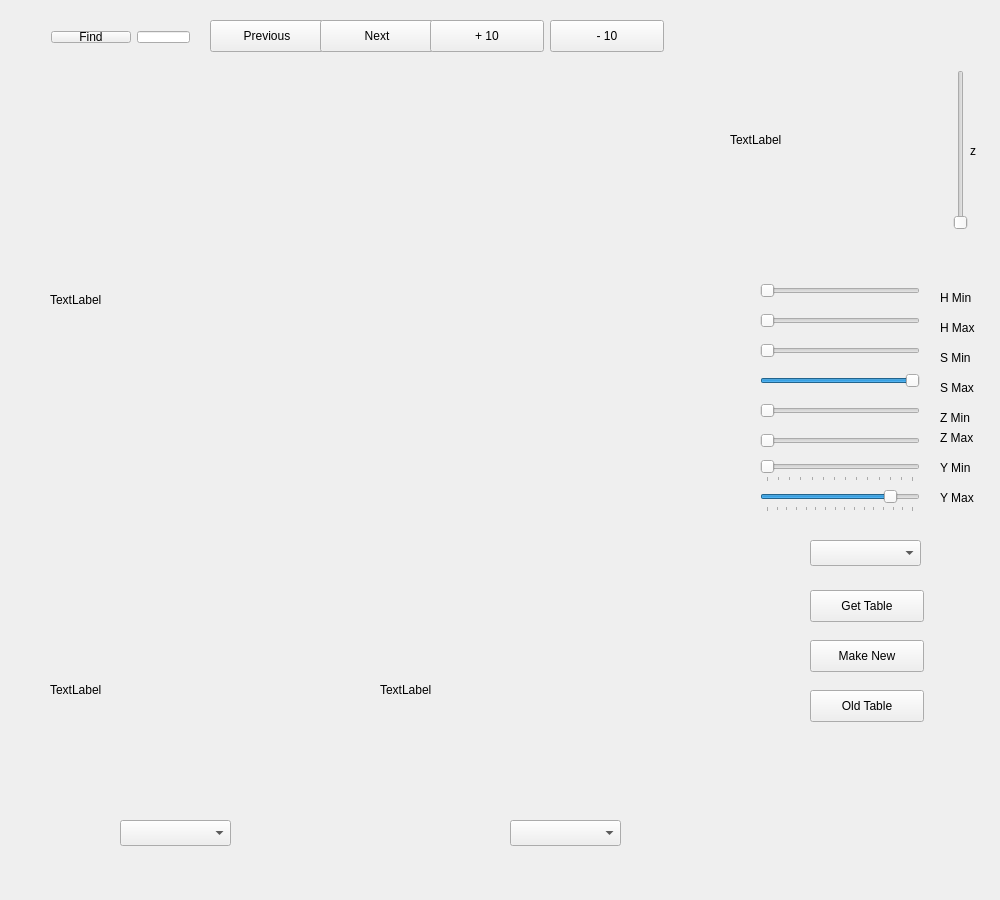
Qt form colorcreator.ui (northern-bites/nbites) before a commit.
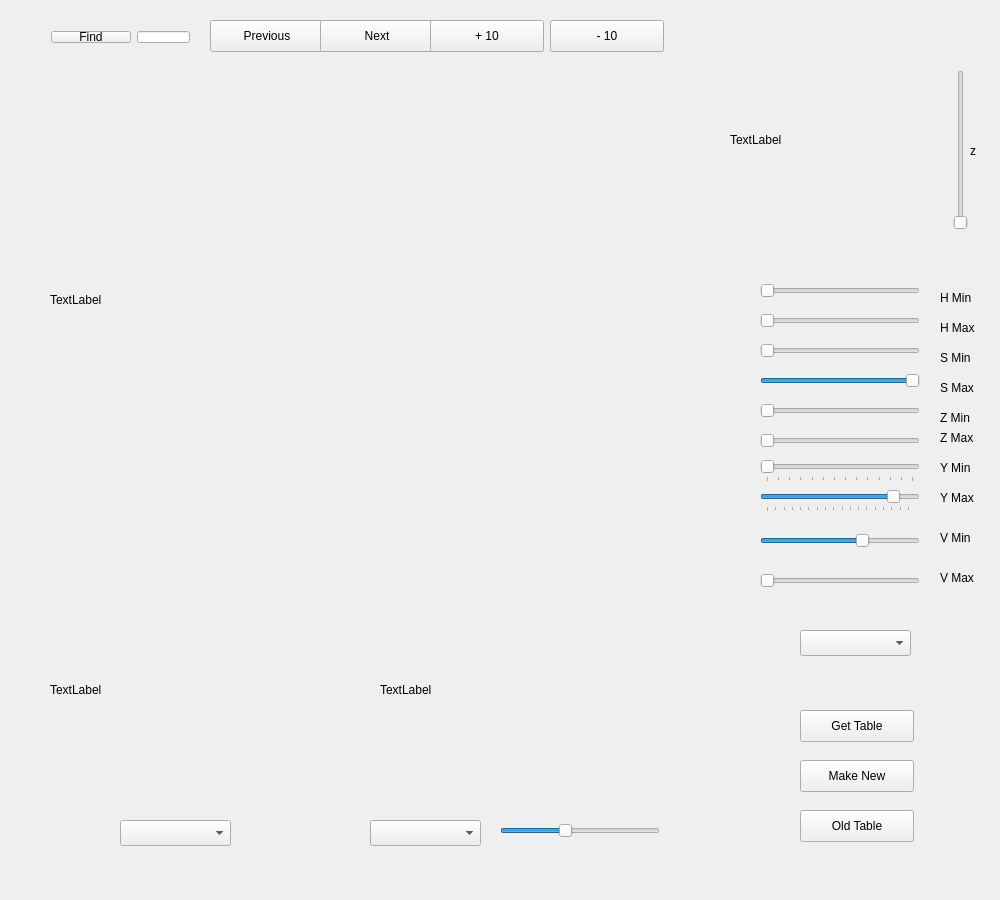
The same form after that commit.

Commit message: Added sliders for V channel.

What changed in the file:
```diff
--- a/colorcreator.ui
+++ b/colorcreator.ui
@@ -160,7 +160,7 @@
     </rect>
    </property>
    <property name="minimum">
-    <number>105</number>
+    <number>80</number>
    </property>
    <property name="maximum">
     <number>255</number>
@@ -197,8 +197,8 @@
   <widget class="QComboBox" name="colorSelect">
    <property name="geometry">
     <rect>
-     <x>810</x>
-     <y>540</y>
+     <x>800</x>
+     <y>630</y>
      <width>111</width>
      <height>26</height>
     </rect>
@@ -376,8 +376,8 @@
   <widget class="QPushButton" name="getColorTable">
    <property name="geometry">
     <rect>
-     <x>810</x>
-     <y>590</y>
+     <x>800</x>
+     <y>710</y>
      <width>114</width>
      <height>32</height>
     </rect>
@@ -411,8 +411,8 @@
   <widget class="QPushButton" name="writeNew">
    <property name="geometry">
     <rect>
-     <x>810</x>
-     <y>640</y>
+     <x>800</x>
+     <y>760</y>
      <width>114</width>
      <height>32</height>
     </rect>
@@ -476,7 +476,7 @@
   <widget class="QComboBox" name="channel">
    <property name="geometry">
     <rect>
-     <x>510</x>
+     <x>370</x>
      <y>820</y>
      <width>111</width>
      <height>26</height>
@@ -486,8 +486,8 @@
   <widget class="QPushButton" name="getOldTable">
    <property name="geometry">
     <rect>
-     <x>810</x>
-     <y>690</y>
+     <x>800</x>
+     <y>810</y>
      <width>114</width>
      <height>32</height>
     </rect>
@@ -496,6 +496,107 @@
     <string>Old Table</string>
    </property>
   </widget>
+  <widget class="QSlider" name="edgeDiff">
+   <property name="geometry">
+    <rect>
+     <x>500</x>
+     <y>820</y>
+     <width>160</width>
+     <height>22</height>
+    </rect>
+   </property>
+   <property name="maximum">
+    <number>30</number>
+   </property>
+   <property name="sliderPosition">
+    <number>12</number>
+   </property>
+   <property name="orientation">
+    <enum>Qt::Horizontal</enum>
+   </property>
+  </widget>
+  <widget class="QSlider" name="vMin">
+   <property name="geometry">
+    <rect>
+     <x>760</x>
+     <y>530</y>
+     <width>160</width>
+     <height>22</height>
+    </rect>
+   </property>
+   <property name="minimum">
+    <number>4</number>
+   </property>
+   <property name="maximum">
+    <number>150</number>
+   </property>
+   <property name="singleStep">
+    <number>2</number>
+   </property>
+   <property name="sliderPosition">
+    <number>100</number>
+   </property>
+   <property name="orientation">
+    <enum>Qt::Horizontal</enum>
+   </property>
+  </widget>
+  <widget class="QSlider" name="vMax">
+   <property name="geometry">
+    <rect>
+     <x>760</x>
+     <y>570</y>
+     <width>160</width>
+     <height>22</height>
+    </rect>
+   </property>
+   <property name="minimum">
+    <number>80</number>
+   </property>
+   <property name="maximum">
+    <number>255</number>
+   </property>
+   <property name="singleStep">
+    <number>3</number>
+   </property>
+   <property name="pageStep">
+    <number>255</number>
+   </property>
+   <property name="value">
+    <number>80</number>
+   </property>
+   <property name="sliderPosition">
+    <number>80</number>
+   </property>
+   <property name="orientation">
+    <enum>Qt::Horizontal</enum>
+   </property>
+  </widget>
+  <widget class="QLabel" name="label_11">
+   <property name="geometry">
+    <rect>
+     <x>940</x>
+     <y>530</y>
+     <width>62</width>
+     <height>16</height>
+    </rect>
+   </property>
+   <property name="text">
+    <string>V Min</string>
+   </property>
+  </widget>
+  <widget class="QLabel" name="label_12">
+   <property name="geometry">
+    <rect>
+     <x>940</x>
+     <y>570</y>
+     <width>62</width>
+     <height>16</height>
+    </rect>
+   </property>
+   <property name="text">
+    <string>V Max</string>
+   </property>
+  </widget>
  </widget>
  <layoutdefault spacing="6" margin="11"/>
  <resources/>
```
Left out of the diff: 2 changed lines with no effect on the pictures. The commit also changes 2 other files.
